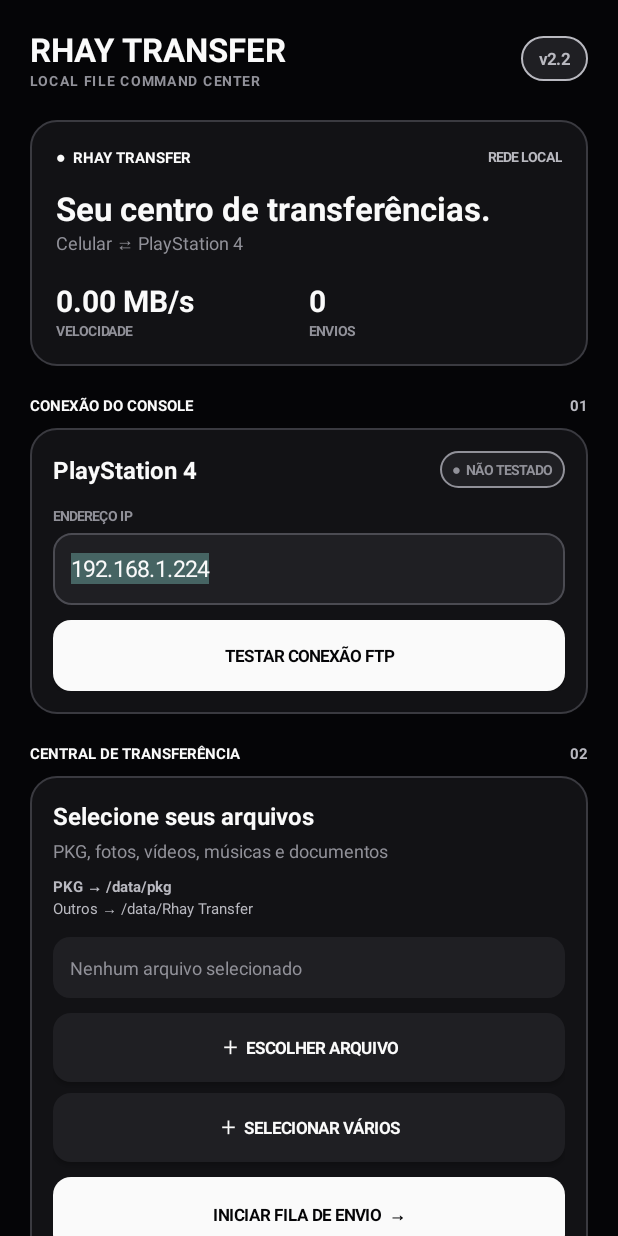
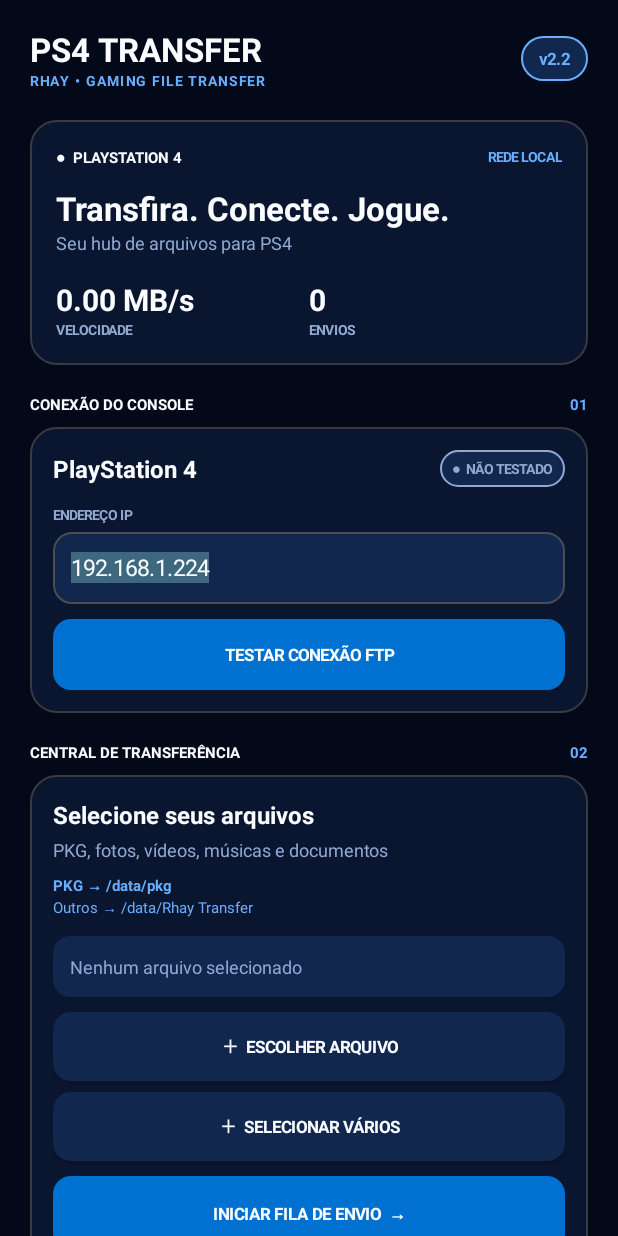
Before and after one commit to kaiquerhay144-creator/rhay-transfer, an Android app: the screen it shows after launch (MainActivity), on a phone screen of 412 x 824 dp. Run offline under Robolectric (Android 15) with nearby library versions, the phone set to English and light mode, and no system bars.

Commit message:
Fix live transfer progress and refresh PS4 Transfer UI

```diff
--- a/app/src/main/java/com/rhaytransfer/MainActivity.java
+++ b/app/src/main/java/com/rhaytransfer/MainActivity.java
@@ -31,8 +31,8 @@ import java.util.concurrent.ExecutorService;
 import java.util.concurrent.Executors;
 
 public class MainActivity extends Activity {
-    private static final int BG=Color.rgb(5,5,7), PANEL=Color.rgb(18,18,21), LIGHT=Color.rgb(31,31,35);
-    private static final int WHITE=Color.rgb(250,250,250), SILVER=Color.rgb(185,185,192), MUTED=Color.rgb(145,145,153);
+    private static final int BG=Color.rgb(4,9,25), PANEL=Color.rgb(10,22,48), LIGHT=Color.rgb(17,39,78);
+    private static final int WHITE=Color.rgb(250,252,255), SILVER=Color.rgb(105,174,255), MUTED=Color.rgb(145,169,210), BLUE=Color.rgb(0,112,209), CYAN=Color.rgb(0,183,255);
     private static final int PICK=100, PICK_MULTI=101;
     private final ExecutorService io=Executors.newSingleThreadExecutor();
     private final Handler main=new Handler(Looper.getMainLooper());
@@ -48,7 +48,7 @@ public class MainActivity extends Activity {
     private String commonDirectory="/data/Rhay Transfer";
     private boolean sending=false;
     private boolean receiverRegistered=false;
-    private final BroadcastReceiver transferReceiver=new BroadcastReceiver(){@Override public void onReceive(Context c,Intent i){String state=i.getStringExtra("state");if(state==null)return; if(state.equals("progress")){double speed=i.getDoubleExtra("speed",0);int pct=i.getIntExtra("percent",0);String detail=i.getStringExtra("detail");speedValue.setText(df.format(speed)+" MB/s");if(heroSpeed!=null)heroSpeed.setText(df.format(speed)+" MB/s");progressBar.setProgress(pct);progressLabel.setText(i.getStringExtra("progress"));etaLabel.setText(i.getStringExtra("eta"));transferStatus.setText(detail);}else if(state.equals("done")){sending=false;speedValue.setText("0.00 MB/s");if(heroSpeed!=null)heroSpeed.setText("0.00 MB/s");progressBar.setProgress(100);progressLabel.setText("100%");etaLabel.setText("Fila concluída");transferStatus.setText(i.getStringExtra("detail"));selectedFile.setText("ENVIO CONCLUÍDO");queue.clear();queueNames.clear();selectedUri=null;if(heroSent!=null)heroSent.setText(String.valueOf(prefs.getInt("sent_count",0)));}else if(state.equals("error")){sending=false;transferStatus.setText(i.getStringExtra("detail"));etaLabel.setText("Verifique a conexão e tente novamente.");}}};
+    private final BroadcastReceiver transferReceiver=new BroadcastReceiver(){@Override public void onReceive(Context c,Intent i){String state=i.getStringExtra("state");if(state==null)return; if(state.equals("progress")){double speed=i.getDoubleExtra("speed",0);int pct=i.getIntExtra("percent",0);String detail=i.getStringExtra("detail");speedValue.setText(df.format(speed)+" MB/s");if(heroSpeed!=null)heroSpeed.setText(df.format(speed)+" MB/s");String prog=i.getStringExtra("progress");progressBar.setIndeterminate(pct<=0&&prog!=null&&prog.contains("total desconhecido"));if(!progressBar.isIndeterminate())progressBar.setProgress(pct);progressLabel.setText(prog==null?pct+"%":prog);etaLabel.setText(i.getStringExtra("eta"));transferStatus.setText(detail);}else if(state.equals("done")){sending=false;speedValue.setText("0.00 MB/s");if(heroSpeed!=null)heroSpeed.setText("0.00 MB/s");progressBar.setProgress(100);progressLabel.setText("100%");etaLabel.setText("Fila concluída");transferStatus.setText(i.getStringExtra("detail"));selectedFile.setText("ENVIO CONCLUÍDO");queue.clear();queueNames.clear();selectedUri=null;if(heroSent!=null)heroSent.setText(String.valueOf(prefs.getInt("sent_count",0)));}else if(state.equals("error")){sending=false;transferStatus.setText(i.getStringExtra("detail"));etaLabel.setText("Verifique a conexão e tente novamente.");}}};
     private long lastUiUpdate=0;
 
     @Override public void onCreate(Bundle state) {
@@ -66,20 +66,20 @@ public class MainActivity extends Activity {
         content=new LinearLayout(this); content.setOrientation(1); content.setPadding(dp(20),dp(18),dp(20),dp(28)); scroll.addView(content); setContentView(scroll);
         LinearLayout top=new LinearLayout(this); top.setGravity(Gravity.CENTER_VERTICAL);
         LinearLayout brand=new LinearLayout(this); brand.setOrientation(1);
-        brand.addView(text("RHAY TRANSFER",22,WHITE,true)); TextView sub=text("LOCAL FILE COMMAND CENTER",9,MUTED,true); sub.setLetterSpacing(.13f); brand.addView(sub);
+        brand.addView(text("PS4 TRANSFER",22,WHITE,true)); TextView sub=text("RHAY • GAMING FILE TRANSFER",9,SILVER,true); sub.setLetterSpacing(.13f); brand.addView(sub);
         top.addView(brand,new LinearLayout.LayoutParams(0,-2,1));
         TextView ver=text("v2.2",11,SILVER,true); ver.setPadding(dp(12),dp(7),dp(12),dp(7)); ver.setBackground(round(LIGHT,30,SILVER,1)); top.addView(ver); content.addView(top);
         space(20);
         LinearLayout hero=card(PANEL); hero.setPadding(dp(17),dp(17),dp(17),dp(17));
-        LinearLayout row=new LinearLayout(this); row.setGravity(Gravity.CENTER_VERTICAL); row.addView(text("●  RHAY TRANSFER",10,WHITE,true),new LinearLayout.LayoutParams(0,-2,1)); row.addView(text("REDE LOCAL",9,SILVER,true)); hero.addView(row);
-        spaceIn(hero,12); hero.addView(text("Seu centro de transferências.",22,WHITE,true)); hero.addView(text("Celular ⇄ PlayStation 4",12,MUTED,false)); spaceIn(hero,16);
+        LinearLayout row=new LinearLayout(this); row.setGravity(Gravity.CENTER_VERTICAL); row.addView(text("●  PLAYSTATION 4",10,WHITE,true),new LinearLayout.LayoutParams(0,-2,1)); row.addView(text("REDE LOCAL",9,SILVER,true)); hero.addView(row);
+        spaceIn(hero,12); hero.addView(text("Transfira. Conecte. Jogue.",22,WHITE,true)); hero.addView(text("Seu hub de arquivos para PS4",12,MUTED,false)); spaceIn(hero,16);
         LinearLayout stats=new LinearLayout(this); stats.addView(stat("0.00 MB/s","VELOCIDADE",true),new LinearLayout.LayoutParams(0,-2,1)); stats.addView(stat(String.valueOf(prefs.getInt("sent_count",0)),"ENVIOS",false),new LinearLayout.LayoutParams(0,-2,1)); hero.addView(stats); content.addView(hero);
         section("CONEXÃO DO CONSOLE","01"); LinearLayout conn=card(PANEL); conn.setPadding(dp(15),dp(15),dp(15),dp(15));
         LinearLayout cr=new LinearLayout(this); cr.setGravity(Gravity.CENTER_VERTICAL); cr.addView(text("PlayStation 4",16,WHITE,true),new LinearLayout.LayoutParams(0,-2,1));
         connectionStatus=text("●  NÃO TESTADO",9,MUTED,true); connectionStatus.setPadding(dp(8),dp(6),dp(8),dp(6)); connectionStatus.setBackground(round(LIGHT,20,MUTED,1)); cr.addView(connectionStatus); conn.addView(cr);
         spaceIn(conn,12); conn.addView(text("ENDEREÇO IP",9,MUTED,true)); spaceIn(conn,5);
         ipAddress=new EditText(this); ipAddress.setSingleLine(true); ipAddress.setText(prefs.getString("ip","192.168.1.224")); ipAddress.setTextSize(15); ipAddress.setTextColor(WHITE); ipAddress.setSelectAllOnFocus(true); ipAddress.setPadding(dp(12),0,dp(12),0); ipAddress.setBackground(round(LIGHT,12,Color.rgb(75,75,82),1)); conn.addView(ipAddress,new LinearLayout.LayoutParams(-1,dp(48)));
-        spaceIn(conn,10); Button test=button("TESTAR CONEXÃO FTP",WHITE,BG); conn.addView(test,new LinearLayout.LayoutParams(-1,dp(47))); test.setOnClickListener(v->testFtp());
+        spaceIn(conn,10); Button test=button("TESTAR CONEXÃO FTP",BLUE,WHITE); conn.addView(test,new LinearLayout.LayoutParams(-1,dp(47))); test.setOnClickListener(v->testFtp());
         content.addView(conn);
 
         section("CENTRAL DE TRANSFERÊNCIA","02"); LinearLayout transfer=card(PANEL); transfer.setPadding(dp(15),dp(15),dp(15),dp(15));
@@ -88,13 +88,13 @@ public class MainActivity extends Activity {
         selectedFile=text("Nenhum arquivo selecionado",12,MUTED,false); selectedFile.setPadding(dp(11),dp(12),dp(11),dp(12)); selectedFile.setBackground(round(LIGHT,11,Color.TRANSPARENT,0)); transfer.addView(selectedFile);
         spaceIn(transfer,10); Button one=button("＋  ESCOLHER ARQUIVO",LIGHT,WHITE); transfer.addView(one,new LinearLayout.LayoutParams(-1,dp(46))); one.setOnClickListener(v->chooseFiles(false));
         spaceIn(transfer,7); Button many=button("＋  SELECIONAR VÁRIOS",LIGHT,WHITE); transfer.addView(many,new LinearLayout.LayoutParams(-1,dp(46))); many.setOnClickListener(v->chooseFiles(true));
-        spaceIn(transfer,10); Button send=button("INICIAR FILA DE ENVIO  →",WHITE,BG); transfer.addView(send,new LinearLayout.LayoutParams(-1,dp(50))); send.setOnClickListener(v->startQueue());
+        spaceIn(transfer,10); Button send=button("INICIAR FILA DE ENVIO  →",BLUE,WHITE); transfer.addView(send,new LinearLayout.LayoutParams(-1,dp(50))); send.setOnClickListener(v->startQueue());
         content.addView(transfer);
 
         section("TRANSFERÊNCIA EM TEMPO REAL","03"); LinearLayout activity=card(PANEL); activity.setPadding(dp(15),dp(15),dp(15),dp(15));
         LinearLayout speedRow=new LinearLayout(this); speedRow.setGravity(Gravity.CENTER_VERTICAL); speedRow.addView(text("VELOCIDADE ATUAL",9,MUTED,true),new LinearLayout.LayoutParams(0,-2,1));
         speedValue=text("0.00 MB/s",22,WHITE,true); speedRow.addView(speedValue); activity.addView(speedRow);
-        spaceIn(activity,12); progressBar=new ProgressBar(this,null,android.R.attr.progressBarStyleHorizontal); progressBar.setMax(100); progressBar.setProgress(0); activity.addView(progressBar,new LinearLayout.LayoutParams(-1,dp(8)));
+        spaceIn(activity,12); progressBar=new ProgressBar(this,null,android.R.attr.progressBarStyleHorizontal); progressBar.setMax(100); progressBar.setProgress(0); progressBar.setProgressTintList(android.content.res.ColorStateList.valueOf(CYAN)); progressBar.setProgressBackgroundTintList(android.content.res.ColorStateList.valueOf(LIGHT)); activity.addView(progressBar,new LinearLayout.LayoutParams(-1,dp(8)));
         spaceIn(activity,8); LinearLayout pr=new LinearLayout(this); pr.addView(text("Progresso",11,MUTED,false),new LinearLayout.LayoutParams(0,-2,1)); progressLabel=text("0%",12,WHITE,true); pr.addView(progressLabel); activity.addView(pr);
         spaceIn(activity,5); etaLabel=text("Tempo restante: —",11,MUTED,false); activity.addView(etaLabel);
         spaceIn(activity,8); transferStatus=text("Aguardando transferência",11,MUTED,false); activity.addView(transferStatus);
@@ -105,7 +105,7 @@ public class MainActivity extends Activity {
         spaceIn(tools,7); Button history=button("◷  HISTÓRICO DE TRANSFERÊNCIAS",LIGHT,WHITE); tools.addView(history,new LinearLayout.LayoutParams(-1,dp(46))); history.setOnClickListener(v->showHistory());
         spaceIn(tools,7); Button clear=button("LIMPAR FILA DE ENVIO",LIGHT,WHITE); tools.addView(clear,new LinearLayout.LayoutParams(-1,dp(42))); clear.setOnClickListener(v->{if(!sending){queue.clear();queueNames.clear();selectedUri=null;selectedFile.setText("Fila vazia");progressBar.setProgress(0);progressLabel.setText("0%");}else Toast.makeText(this,"Aguarde o envio atual terminar.",Toast.LENGTH_SHORT).show();});
         content.addView(tools);
-        space(20); TextView foot=text("RHAY TRANSFER  •  FEITO PARA SUA REDE",9,MUTED,true); foot.setGravity(Gravity.CENTER); foot.setLetterSpacing(.08f); content.addView(foot);
+        space(20); TextView foot=text("PS4 TRANSFER  •  POWERED BY RHAY",9,MUTED,true); foot.setGravity(Gravity.CENTER); foot.setLetterSpacing(.08f); content.addView(foot);
     }
 
     private void chooseFiles(boolean multiple) {
@@ -164,7 +164,7 @@ public class MainActivity extends Activity {
             n.setSmallIcon(android.R.drawable.stat_sys_upload_done).setContentTitle(title).setContentText(message).setAutoCancel(true).setContentIntent(pi);nm.notify(1,n.build());
         }catch(Exception ignored){}
     }
-    private void createNotificationChannel(){if(Build.VERSION.SDK_INT>=26){NotificationChannel c=new NotificationChannel("rhay_transfer","Rhay Transfer",NotificationManager.IMPORTANCE_DEFAULT);((NotificationManager)getSystemService(Context.NOTIFICATION_SERVICE)).createNotificationChannel(c);}}
+    private void createNotificationChannel(){if(Build.VERSION.SDK_INT>=26){NotificationChannel c=new NotificationChannel("rhay_transfer","PS4 Transfer",NotificationManager.IMPORTANCE_DEFAULT);((NotificationManager)getSystemService(Context.NOTIFICATION_SERVICE)).createNotificationChannel(c);}}
     private String human(long n){if(n<0)return "tamanho desconhecido";if(n<1024)return n+" B";if(n<1048576)return df.format(n/1024d)+" KB";if(n<1073741824)return df.format(n/1048576d)+" MB";return df.format(n/1073741824d)+" GB";}
     private String formatTime(long s){return s>=3600?(s/3600)+"h "+(s%3600/60)+"m":s>=60?(s/60)+"m "+(s%60)+"s":s+"s";}
     private long parseLong(String s){try{return Long.parseLong(s);}catch(Exception e){return 0;}}
@@ -183,5 +183,8 @@ public class MainActivity extends Activity {
         if(req==PICK){Uri u=data.getData();if(u!=null){persistReadPermission(u);selectedUri=u;queue.clear();queueNames.clear();queue.add(u);queueNames.add(fileName(u));selectedFile.setText("1 arquivo: "+fileName(u));}}
         else if(req==PICK_MULTI){queue.clear();queueNames.clear();if(data.getClipData()!=null){for(int i=0;i<data.getClipData().getItemCount();i++){Uri u=data.getClipData().getItemAt(i).getUri();persistReadPermission(u);queue.add(u);queueNames.add(fileName(u));}}else if(data.getData()!=null){persistReadPermission(data.getData());queue.add(data.getData());queueNames.add(fileName(data.getData()));}selectedUri=null;selectedFile.setText(queue.size()+" arquivo(s) na fila");}
     }
-    @Override protected void onDestroy(){if(receiverRegistered){try{unregisterReceiver(transferReceiver);}catch(Exception ignored){}}super.onDestroy();io.shutdownNow();}
+    @Override protected void onStart(){super.onStart();if(!receiverRegistered){IntentFilter f=new IntentFilter("com.rhaytransfer.TRANSFER");if(Build.VERSION.SDK_INT>=33)registerReceiver(transferReceiver,f,Context.RECEIVER_NOT_EXPORTED);else registerReceiver(transferReceiver,f);receiverRegistered=true;}restoreProgress();}
+    @Override protected void onStop(){if(receiverRegistered){try{unregisterReceiver(transferReceiver);}catch(Exception ignored){}receiverRegistered=false;}super.onStop();}
+    private void restoreProgress(){String state=prefs.getString("last_state","");if(state.equals("progress")){double speed=prefs.getFloat("last_speed",0f);int pct=prefs.getInt("last_percent",0);String prog=prefs.getString("last_progress","0%");speedValue.setText(df.format(speed)+" MB/s");if(heroSpeed!=null)heroSpeed.setText(df.format(speed)+" MB/s");progressBar.setIndeterminate(pct<=0&&prog.contains("total desconhecido"));if(!progressBar.isIndeterminate())progressBar.setProgress(pct);progressLabel.setText(prog);etaLabel.setText(prefs.getString("last_eta","Calculando tempo restante"));transferStatus.setText(prefs.getString("last_detail","Transferência em andamento"));}else if(state.equals("done")){progressBar.setIndeterminate(false);progressBar.setProgress(100);progressLabel.setText("100%");etaLabel.setText("Fila concluída");transferStatus.setText(prefs.getString("last_detail","Transferência concluída"));}else if(state.equals("error")){progressBar.setIndeterminate(false);transferStatus.setText(prefs.getString("last_detail","Falha na transferência"));}}
+    @Override protected void onDestroy(){super.onDestroy();io.shutdownNow();}
 }
```
